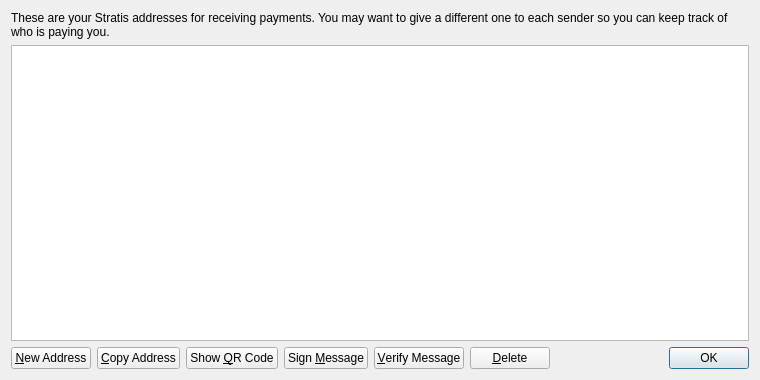
First picture: the form in src/qt/forms/addressbookpage.ui, repository chavezcoin-project/chavezcoinX, before the edit.
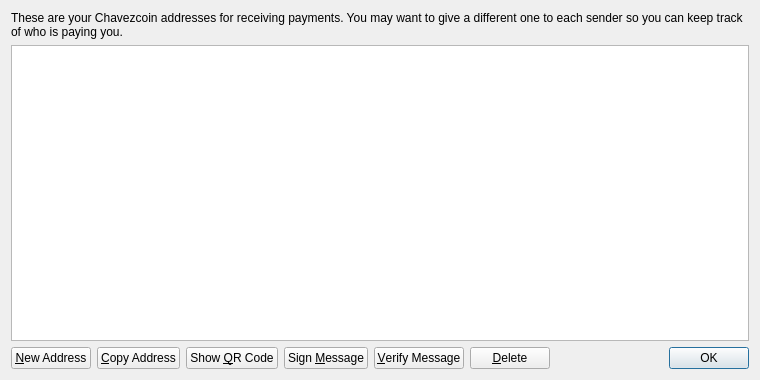
Second picture: the form after the edit.

Commit message: changed names to chavezcoin

```diff
--- a/src/qt/forms/addressbookpage.ui
+++ b/src/qt/forms/addressbookpage.ui
@@ -17,7 +17,7 @@
    <item>
     <widget class="QLabel" name="labelExplanation">
      <property name="text">
-      <string>These are your Stratis addresses for receiving payments. You may want to give a different one to each sender so you can keep track of who is paying you.</string>
+      <string>These are your Chavezcoin addresses for receiving payments. You may want to give a different one to each sender so you can keep track of who is paying you.</string>
      </property>
      <property name="textFormat">
       <enum>Qt::PlainText</enum>
```
Left out of the diff: 4 changed lines with no effect on the pictures. The commit also changes 154 other files.
